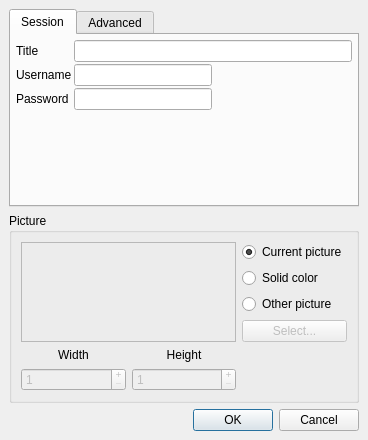
First picture: the form in src/client/ui/hostdialog.ui, repository drawpile/Drawpile, before the edit.
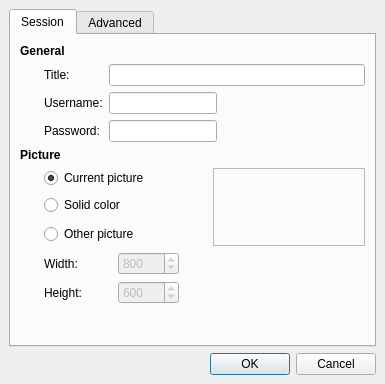
Second picture: the form after the edit. Icons and pictures are not drawn. Custom widgets are drawn as their Qt base class.

What changed in the file:
```diff
--- a/src/client/ui/hostdialog.ui
+++ b/src/client/ui/hostdialog.ui
@@ -1,12 +1,15 @@
 <ui version="4.0" >
  <class>HostDialog</class>
  <widget class="QDialog" name="HostDialog" >
+  <property name="windowModality" >
+   <enum>Qt::WindowModal</enum>
+  </property>
   <property name="geometry" >
    <rect>
     <x>0</x>
     <y>0</y>
-    <width>368</width>
-    <height>440</height>
+    <width>385</width>
+    <height>384</height>
    </rect>
   </property>
   <property name="windowTitle" >
@@ -24,313 +27,618 @@
      <property name="currentIndex" >
       <number>0</number>
      </property>
-     <widget class="QWidget" name="sessiontab" >
+     <widget class="QWidget" name="tab" >
       <attribute name="title" >
        <string>Session</string>
       </attribute>
-      <layout class="QGridLayout" >
-       <property name="margin" >
-        <number>5</number>
-       </property>
-       <property name="spacing" >
-        <number>2</number>
-       </property>
-       <item row="1" column="0" >
-        <widget class="QLabel" name="label_2" >
-         <property name="text" >
-          <string>Username</string>
-         </property>
-        </widget>
-       </item>
-       <item row="2" column="0" >
-        <widget class="QLabel" name="label_3" >
-         <property name="text" >
-          <string>Password</string>
-         </property>
-        </widget>
-       </item>
-       <item row="2" column="1" >
-        <widget class="QLineEdit" name="sessionpassword" >
-         <property name="toolTip" >
-          <string>&lt;html>&lt;head>&lt;meta name="qrichtext" content="1" />&lt;style type="text/css">
-p, li { white-space: pre-wrap; }
-&lt;/style>&lt;/head>&lt;body style=" font-family:'Sans Serif'; font-size:9pt; font-weight:400; font-style:normal; text-decoration:none;">
-&lt;p style=" margin-top:0px; margin-bottom:0px; margin-left:0px; margin-right:0px; -qt-block-indent:0; text-indent:0px;">Set a password to protect this session or leave blank to allow anyone to join&lt;/p>&lt;/body>&lt;/html></string>
-         </property>
-        </widget>
-       </item>
-       <item row="1" column="2" >
-        <spacer>
-         <property name="orientation" >
-          <enum>Qt::Horizontal</enum>
-         </property>
-         <property name="sizeHint" >
-          <size>
-           <width>40</width>
-           <height>20</height>
-          </size>
-         </property>
-        </spacer>
-       </item>
-       <item row="1" column="1" >
-        <widget class="QLineEdit" name="username" >
-         <property name="toolTip" >
-          <string>Your username</string>
-         </property>
-        </widget>
-       </item>
-       <item row="0" column="0" >
-        <widget class="QLabel" name="label" >
-         <property name="text" >
-          <string>Title</string>
-         </property>
-        </widget>
-       </item>
-       <item row="0" column="1" colspan="2" >
-        <widget class="QLineEdit" name="sessiontitle" >
-         <property name="toolTip" >
-          <string>A title that is shown to users</string>
-         </property>
-        </widget>
-       </item>
-       <item row="3" column="1" >
-        <spacer>
-         <property name="orientation" >
-          <enum>Qt::Vertical</enum>
-         </property>
-         <property name="sizeHint" >
-          <size>
-           <width>20</width>
-           <height>40</height>
-          </size>
-         </property>
-        </spacer>
-       </item>
-      </layout>
-     </widget>
-     <widget class="QWidget" name="advancedtab" >
-      <attribute name="title" >
-       <string>Advanced</string>
-      </attribute>
-      <layout class="QGridLayout" >
+      <layout class="QVBoxLayout" >
        <property name="margin" >
         <number>9</number>
        </property>
        <property name="spacing" >
-        <number>3</number>
+        <number>6</number>
        </property>
-       <item row="0" column="2" >
-        <widget class="QSpinBox" name="port" >
-         <property name="maximum" >
-          <number>99999</number>
+       <item>
+        <widget class="QLabel" name="label_7" >
+         <property name="font" >
+          <font>
+           <weight>75</weight>
+           <bold>true</bold>
+          </font>
          </property>
-         <property name="minimum" >
-          <number>1</number>
-         </property>
-        </widget>
-       </item>
-       <item row="1" column="1" colspan="3" >
-        <widget class="QLineEdit" name="remotehost" >
-         <property name="enabled" >
-          <bool>false</bool>
-         </property>
-         <property name="toolTip" >
-          <string>&lt;html>&lt;head>&lt;meta name="qrichtext" content="1" />&lt;style type="text/css">
-p, li { white-space: pre-wrap; }
-&lt;/style>&lt;/head>&lt;body style=" font-family:'Sans Serif'; font-size:9pt; font-weight:400; font-style:normal; text-decoration:none;">
-&lt;p style=" margin-top:0px; margin-bottom:0px; margin-left:0px; margin-right:0px; -qt-block-indent:0; text-indent:0px;">Address of host server&lt;/p>&lt;/body>&lt;/html></string>
-         </property>
-        </widget>
-       </item>
-       <item row="0" column="0" colspan="2" >
-        <widget class="QRadioButton" name="uselocal" >
          <property name="text" >
-          <string>Start local server on port</string>
+          <string>General</string>
          </property>
-         <property name="checked" >
-          <bool>true</bool>
+         <property name="textFormat" >
+          <enum>Qt::PlainText</enum>
          </property>
         </widget>
        </item>
-       <item row="3" column="0" colspan="3" >
-        <spacer>
-         <property name="orientation" >
-          <enum>Qt::Vertical</enum>
+       <item>
+        <layout class="QGridLayout" >
+         <property name="margin" >
+          <number>0</number>
          </property>
-         <property name="sizeHint" >
-          <size>
-           <width>20</width>
-           <height>40</height>
-          </size>
+         <property name="spacing" >
+          <number>6</number>
          </property>
-        </spacer>
+         <item row="0" column="1" >
+          <widget class="QLabel" name="label" >
+           <property name="text" >
+            <string>Title:</string>
+           </property>
+          </widget>
+         </item>
+         <item row="2" column="2" >
+          <widget class="QLineEdit" name="sessionpassword" >
+           <property name="sizePolicy" >
+            <sizepolicy>
+             <hsizetype>5</hsizetype>
+             <vsizetype>0</vsizetype>
+             <horstretch>0</horstretch>
+             <verstretch>0</verstretch>
+            </sizepolicy>
+           </property>
+           <property name="toolTip" >
+            <string>Password for this session. If left blank, anyone can join the session</string>
+           </property>
+          </widget>
+         </item>
+         <item row="1" column="1" >
+          <widget class="QLabel" name="label_2" >
+           <property name="text" >
+            <string>Username:</string>
+           </property>
+          </widget>
+         </item>
+         <item row="0" column="2" colspan="2" >
+          <widget class="QLineEdit" name="sessiontitle" >
+           <property name="toolTip" >
+            <string>A title that is shown to users</string>
+           </property>
+          </widget>
+         </item>
+         <item row="1" column="2" >
+          <widget class="QLineEdit" name="username" >
+           <property name="sizePolicy" >
+            <sizepolicy>
+             <hsizetype>5</hsizetype>
+             <vsizetype>0</vsizetype>
+             <horstretch>0</horstretch>
+             <verstretch>0</verstretch>
+            </sizepolicy>
+           </property>
+           <property name="toolTip" >
+            <string>Your username</string>
+           </property>
+          </widget>
+         </item>
+         <item row="2" column="1" >
+          <widget class="QLabel" name="label_3" >
+           <property name="text" >
+            <string>Password:</string>
+           </property>
+          </widget>
+         </item>
+         <item row="1" column="0" >
+          <spacer>
+           <property name="orientation" >
+            <enum>Qt::Horizontal</enum>
+           </property>
+           <property name="sizeType" >
+            <enum>QSizePolicy::Fixed</enum>
+           </property>
+           <property name="sizeHint" >
+            <size>
+             <width>24</width>
+             <height>20</height>
+            </size>
+           </property>
+          </spacer>
+         </item>
+         <item row="1" column="3" >
+          <spacer>
+           <property name="orientation" >
+            <enum>Qt::Horizontal</enum>
+           </property>
+           <property name="sizeHint" >
+            <size>
+             <width>40</width>
+             <height>20</height>
+            </size>
+           </property>
+          </spacer>
+         </item>
+        </layout>
        </item>
-       <item row="1" column="0" >
-        <widget class="QRadioButton" name="useremote" >
-         <property name="text" >
-          <string>Host on remote server</string>
-         </property>
-        </widget>
-       </item>
-       <item row="2" column="0" >
+       <item>
         <widget class="QLabel" name="label_6" >
+         <property name="font" >
+          <font>
+           <weight>75</weight>
+           <bold>true</bold>
+          </font>
+         </property>
          <property name="text" >
-          <string>Administrator password</string>
+          <string>Picture</string>
          </property>
-         <property name="alignment" >
-          <set>Qt::AlignRight|Qt::AlignTrailing|Qt::AlignVCenter</set>
+         <property name="textFormat" >
+          <enum>Qt::PlainText</enum>
          </property>
         </widget>
        </item>
-       <item row="2" column="2" >
-        <widget class="QLineEdit" name="adminpassword" >
-         <property name="enabled" >
-          <bool>false</bool>
+       <item>
+        <layout class="QGridLayout" >
+         <property name="margin" >
+          <number>0</number>
          </property>
-         <property name="toolTip" >
-          <string>&lt;html>&lt;head>&lt;meta name="qrichtext" content="1" />&lt;style type="text/css">
-p, li { white-space: pre-wrap; }
-&lt;/style>&lt;/head>&lt;body style=" font-family:'Sans Serif'; font-size:9pt; font-weight:400; font-style:normal; text-decoration:none;">
-&lt;p style=" margin-top:0px; margin-bottom:0px; margin-left:0px; margin-right:0px; -qt-block-indent:0; text-indent:0px;">Administrator password is usually required to create new sessions&lt;/p>&lt;/body>&lt;/html></string>
+         <property name="spacing" >
+          <number>6</number>
          </property>
-         <property name="echoMode" >
-          <enum>QLineEdit::Password</enum>
+         <item row="2" column="2" >
+          <widget class="QToolButton" name="selectPicture" >
+           <property name="toolTip" >
+            <string>Select an image file</string>
+           </property>
+           <property name="icon" >
+            <iconset>:icons/document-open.png</iconset>
+           </property>
+           <property name="autoRaise" >
+            <bool>true</bool>
+           </property>
+          </widget>
+         </item>
+         <item rowspan="3" row="0" column="3" >
+          <widget class="ImageSelector" name="imageSelector" >
+           <property name="sizePolicy" >
+            <sizepolicy>
+             <hsizetype>5</hsizetype>
+             <vsizetype>5</vsizetype>
+             <horstretch>0</horstretch>
+             <verstretch>0</verstretch>
+            </sizepolicy>
+           </property>
+           <property name="minimumSize" >
+            <size>
+             <width>152</width>
+             <height>16</height>
+            </size>
+           </property>
+           <property name="frameShape" >
+            <enum>QFrame::StyledPanel</enum>
+           </property>
+          </widget>
+         </item>
+         <item row="1" column="1" >
+          <widget class="QRadioButton" name="solidcolor" >
+           <property name="text" >
+            <string>Solid color</string>
+           </property>
+          </widget>
+         </item>
+         <item row="1" column="0" >
+          <spacer>
+           <property name="orientation" >
+            <enum>Qt::Horizontal</enum>
+           </property>
+           <property name="sizeType" >
+            <enum>QSizePolicy::Fixed</enum>
+           </property>
+           <property name="sizeHint" >
+            <size>
+             <width>24</width>
+             <height>20</height>
+            </size>
+           </property>
+          </spacer>
+         </item>
+         <item row="0" column="1" >
+          <widget class="QRadioButton" name="existingpicture" >
+           <property name="text" >
+            <string>Current picture</string>
+           </property>
+           <property name="checked" >
+            <bool>true</bool>
+           </property>
+          </widget>
+         </item>
+         <item row="1" column="2" >
+          <widget class="QToolButton" name="selectColor" >
+           <property name="toolTip" >
+            <string>Pick a color</string>
+           </property>
+           <property name="icon" >
+            <iconset>:icons/color-picker.png</iconset>
+           </property>
+           <property name="autoRaise" >
+            <bool>true</bool>
+           </property>
+          </widget>
+         </item>
+         <item row="2" column="1" >
+          <widget class="QRadioButton" name="otherpicture" >
+           <property name="text" >
+            <string>Other picture</string>
+           </property>
+          </widget>
+         </item>
+        </layout>
+       </item>
+       <item>
+        <layout class="QGridLayout" >
+         <property name="margin" >
+          <number>0</number>
          </property>
+         <property name="spacing" >
+          <number>6</number>
+         </property>
+         <item row="0" column="3" >
+          <spacer>
+           <property name="orientation" >
+            <enum>Qt::Horizontal</enum>
+           </property>
+           <property name="sizeHint" >
+            <size>
+             <width>40</width>
+             <height>20</height>
+            </size>
+           </property>
+          </spacer>
+         </item>
+         <item row="1" column="2" >
+          <widget class="QSpinBox" name="pictureheight" >
+           <property name="enabled" >
+            <bool>false</bool>
+           </property>
+           <property name="sizePolicy" >
+            <sizepolicy>
+             <hsizetype>5</hsizetype>
+             <vsizetype>0</vsizetype>
+             <horstretch>0</horstretch>
+             <verstretch>0</verstretch>
+            </sizepolicy>
+           </property>
+           <property name="maximum" >
+            <number>65535</number>
+           </property>
+           <property name="minimum" >
+            <number>1</number>
+           </property>
+           <property name="value" >
+            <number>600</number>
+           </property>
+          </widget>
+         </item>
+         <item row="1" column="1" >
+          <widget class="QLabel" name="label_5" >
+           <property name="text" >
+            <string>Height:</string>
+           </property>
+          </widget>
+         </item>
+         <item row="0" column="0" >
+          <spacer>
+           <property name="orientation" >
+            <enum>Qt::Horizontal</enum>
+           </property>
+           <property name="sizeType" >
+            <enum>QSizePolicy::Fixed</enum>
+           </property>
+           <property name="sizeHint" >
+            <size>
+             <width>24</width>
+             <height>20</height>
+            </size>
+           </property>
+          </spacer>
+         </item>
+         <item row="0" column="1" >
+          <widget class="QLabel" name="label_4" >
+           <property name="minimumSize" >
+            <size>
+             <width>68</width>
+             <height>0</height>
+            </size>
+           </property>
+           <property name="text" >
+            <string>Width:</string>
+           </property>
+          </widget>
+         </item>
+         <item row="0" column="2" >
+          <widget class="QSpinBox" name="picturewidth" >
+           <property name="enabled" >
+            <bool>false</bool>
+           </property>
+           <property name="sizePolicy" >
+            <sizepolicy>
+             <hsizetype>5</hsizetype>
+             <vsizetype>0</vsizetype>
+             <horstretch>0</horstretch>
+             <verstretch>0</verstretch>
+            </sizepolicy>
+           </property>
+           <property name="maximum" >
+            <number>65535</number>
+           </property>
+           <property name="minimum" >
+            <number>1</number>
+           </property>
+           <property name="value" >
+            <number>800</number>
+           </property>
+          </widget>
+         </item>
+        </layout>
+       </item>
+       <item>
+        <spacer>
+         <property name="orientation" >
+          <enum>Qt::Vertical</enum>
+         </property>
+         <property name="sizeHint" >
+          <size>
+           <width>331</width>
+           <height>16</height>
+          </size>
+         </property>
+        </spacer>
+       </item>
+      </layout>
+     </widget>
+     <widget class="QWidget" name="tab_2" >
+      <attribute name="title" >
+       <string>Advanced</string>
+      </attribute>
+      <layout class="QVBoxLayout" >
+       <property name="margin" >
+        <number>9</number>
+       </property>
+       <property name="spacing" >
+        <number>6</number>
+       </property>
+       <item>
+        <widget class="QLabel" name="label_8" >
+         <property name="font" >
+          <font>
+           <weight>75</weight>
+           <bold>true</bold>
+          </font>
+         </property>
+         <property name="text" >
+          <string>Server</string>
+         </property>
         </widget>
        </item>
+       <item>
+        <layout class="QGridLayout" >
+         <property name="margin" >
+          <number>0</number>
+         </property>
+         <property name="spacing" >
+          <number>6</number>
+         </property>
+         <item row="0" column="2" >
+          <widget class="QSpinBox" name="port" >
+           <property name="minimumSize" >
+            <size>
+             <width>60</width>
+             <height>0</height>
+            </size>
+           </property>
+           <property name="maximum" >
+            <number>65536</number>
+           </property>
+          </widget>
+         </item>
+         <item row="0" column="1" >
+          <widget class="QRadioButton" name="uselocal" >
+           <property name="minimumSize" >
+            <size>
+             <width>178</width>
+             <height>0</height>
+            </size>
+           </property>
+           <property name="text" >
+            <string>Start a local server on port:</string>
+           </property>
+           <property name="checked" >
+            <bool>true</bool>
+           </property>
+          </widget>
+         </item>
+         <item row="1" column="0" >
+          <spacer>
+           <property name="orientation" >
+            <enum>Qt::Horizontal</enum>
+           </property>
+           <property name="sizeType" >
+            <enum>QSizePolicy::Fixed</enum>
+           </property>
+           <property name="sizeHint" >
+            <size>
+             <width>24</width>
+             <height>20</height>
+            </size>
+           </property>
+          </spacer>
+         </item>
+         <item row="2" column="1" >
+          <widget class="QLabel" name="label_9" >
+           <property name="enabled" >
+            <bool>false</bool>
+           </property>
+           <property name="text" >
+            <string>Administrator password:</string>
+           </property>
+          </widget>
+         </item>
+         <item row="1" column="1" >
+          <widget class="QRadioButton" name="useremote" >
+           <property name="text" >
+            <string>Host on a remote server:</string>
+           </property>
+          </widget>
+         </item>
+         <item row="0" column="3" >
+          <spacer>
+           <property name="orientation" >
+            <enum>Qt::Horizontal</enum>
+           </property>
+           <property name="sizeHint" >
+            <size>
+             <width>40</width>
+             <height>20</height>
+            </size>
+           </property>
+          </spacer>
+         </item>
+         <item row="1" column="2" colspan="2" >
+          <widget class="QLineEdit" name="remotehost" >
+           <property name="enabled" >
+            <bool>false</bool>
+           </property>
+           <property name="toolTip" >
+            <string>Address of the remote server</string>
+           </property>
+          </widget>
+         </item>
+         <item row="2" column="2" colspan="2" >
+          <widget class="QLineEdit" name="adminpassword" >
+           <property name="enabled" >
+            <bool>false</bool>
+           </property>
+           <property name="toolTip" >
+            <string>Administrator password for the remote server</string>
+           </property>
+           <property name="echoMode" >
+            <enum>QLineEdit::Password</enum>
+           </property>
+          </widget>
+         </item>
+        </layout>
+       </item>
+       <item>
+        <widget class="QLabel" name="label_10" >
+         <property name="font" >
+          <font>
+           <weight>75</weight>
+           <bold>true</bold>
+          </font>
+         </property>
+         <property name="text" >
+          <string>Users</string>
+         </property>
+        </widget>
+       </item>
+       <item>
+        <layout class="QGridLayout" >
+         <property name="margin" >
+          <number>0</number>
+         </property>
+         <property name="spacing" >
+          <number>6</number>
+         </property>
+         <item row="1" column="0" >
+          <spacer>
+           <property name="orientation" >
+            <enum>Qt::Horizontal</enum>
+           </property>
+           <property name="sizeType" >
+            <enum>QSizePolicy::Fixed</enum>
+           </property>
+           <property name="sizeHint" >
+            <size>
+             <width>24</width>
+             <height>20</height>
+            </size>
+           </property>
+          </spacer>
+         </item>
+         <item row="2" column="1" >
+          <widget class="QCheckBox" name="allowchat" >
+           <property name="text" >
+            <string>Allow chat</string>
+           </property>
+           <property name="checked" >
+            <bool>true</bool>
+           </property>
+          </widget>
+         </item>
+         <item row="0" column="2" >
+          <widget class="QSpinBox" name="userlimit" >
+           <property name="minimumSize" >
+            <size>
+             <width>60</width>
+             <height>0</height>
+            </size>
+           </property>
+           <property name="maximum" >
+            <number>255</number>
+           </property>
+           <property name="minimum" >
+            <number>2</number>
+           </property>
+           <property name="value" >
+            <number>20</number>
+           </property>
+          </widget>
+         </item>
+         <item row="1" column="1" >
+          <widget class="QCheckBox" name="allowdrawing" >
+           <property name="text" >
+            <string>Allow drawing</string>
+           </property>
+           <property name="checked" >
+            <bool>true</bool>
+           </property>
+          </widget>
+         </item>
+         <item row="0" column="1" >
+          <widget class="QLabel" name="label_11" >
+           <property name="minimumSize" >
+            <size>
+             <width>178</width>
+             <height>0</height>
+            </size>
+           </property>
+           <property name="text" >
+            <string>Maximum number of users:</string>
+           </property>
+          </widget>
+         </item>
+         <item row="0" column="3" >
+          <spacer>
+           <property name="orientation" >
+            <enum>Qt::Horizontal</enum>
+           </property>
+           <property name="sizeHint" >
+            <size>
+             <width>40</width>
+             <height>20</height>
+            </size>
+           </property>
+          </spacer>
+         </item>
+        </layout>
+       </item>
+       <item>
+        <spacer>
+         <property name="orientation" >
+          <enum>Qt::Vertical</enum>
+         </property>
+         <property name="sizeHint" >
+          <size>
+           <width>20</width>
+           <height>40</height>
+          </size>
+         </property>
+        </spacer>
+       </item>
       </layout>
      </widget>
     </widget>
    </item>
-   <item>
-    <widget class="QGroupBox" name="groupBox_2" >
-     <property name="title" >
-      <string>Picture</string>
-     </property>
-     <layout class="QGridLayout" >
-      <property name="margin" >
-       <number>9</number>
-      </property>
-      <property name="spacing" >
-       <number>6</number>
-      </property>
-      <item row="3" column="2" >
-       <widget class="QPushButton" name="selectPicCol" >
-        <property name="enabled" >
-         <bool>false</bool>
-        </property>
-        <property name="toolTip" >
-         <string>&lt;html>&lt;head>&lt;meta name="qrichtext" content="1" />&lt;style type="text/css">
-p, li { white-space: pre-wrap; }
-&lt;/style>&lt;/head>&lt;body style=" font-family:'Sans Serif'; font-size:9pt; font-weight:400; font-style:normal; text-decoration:none;">
-&lt;p style=" margin-top:0px; margin-bottom:0px; margin-left:0px; margin-right:0px; -qt-block-indent:0; text-indent:0px;">Select a picture or color&lt;/p>&lt;/body>&lt;/html></string>
-        </property>
-        <property name="text" >
-         <string>Select...</string>
-        </property>
-       </widget>
-      </item>
-      <item row="4" column="0" >
-       <widget class="QLabel" name="label_4" >
-        <property name="text" >
-         <string>Width</string>
-        </property>
-        <property name="alignment" >
-         <set>Qt::AlignBottom|Qt::AlignHCenter</set>
-        </property>
-       </widget>
-      </item>
-      <item row="2" column="2" >
-       <widget class="QRadioButton" name="newpicture" >
-        <property name="toolTip" >
-         <string>Select a new picture</string>
-        </property>
-        <property name="text" >
-         <string>Other picture</string>
-        </property>
-       </widget>
-      </item>
-      <item row="5" column="1" >
-       <widget class="QSpinBox" name="pictureheight" >
-        <property name="enabled" >
-         <bool>false</bool>
-        </property>
-        <property name="buttonSymbols" >
-         <enum>QAbstractSpinBox::PlusMinus</enum>
-        </property>
-        <property name="maximum" >
-         <number>16000</number>
-        </property>
-        <property name="minimum" >
-         <number>1</number>
-        </property>
-        <property name="singleStep" >
-         <number>10</number>
-        </property>
-       </widget>
-      </item>
-      <item row="5" column="0" >
-       <widget class="QSpinBox" name="picturewidth" >
-        <property name="enabled" >
-         <bool>false</bool>
-        </property>
-        <property name="buttonSymbols" >
-         <enum>QAbstractSpinBox::PlusMinus</enum>
-        </property>
-        <property name="maximum" >
-         <number>160000</number>
-        </property>
-        <property name="minimum" >
-         <number>1</number>
-        </property>
-        <property name="singleStep" >
-         <number>10</number>
-        </property>
-       </widget>
-      </item>
-      <item row="0" column="2" >
-       <widget class="QRadioButton" name="existingpicture" >
-        <property name="toolTip" >
-         <string>Use the old picture</string>
-        </property>
-        <property name="text" >
-         <string>Current picture</string>
-        </property>
-        <property name="checked" >
-         <bool>true</bool>
-        </property>
-       </widget>
-      </item>
-      <item row="4" column="1" >
-       <widget class="QLabel" name="label_5" >
-        <property name="text" >
-         <string>Height</string>
-        </property>
-        <property name="alignment" >
-         <set>Qt::AlignBottom|Qt::AlignHCenter</set>
-        </property>
-       </widget>
-      </item>
-      <item rowspan="4" row="0" column="0" colspan="2" >
-       <widget class="ImageSelector" name="imageSelector" >
-        <property name="frameShape" >
-         <enum>QFrame::StyledPanel</enum>
-        </property>
-       </widget>
-      </item>
-      <item row="1" column="2" >
-       <widget class="QRadioButton" name="solidcolor" >
-        <property name="toolTip" >
-         <string>Use a solid color</string>
-        </property>
-        <property name="text" >
-         <string>Solid color</string>
-        </property>
-       </widget>
-      </item>
-     </layout>
-    </widget>
-   </item>
    <item>
     <widget class="QDialogButtonBox" name="buttons" >
      <property name="orientation" >
```
Left out of the diff: 327 changed lines with no effect on the pictures.
